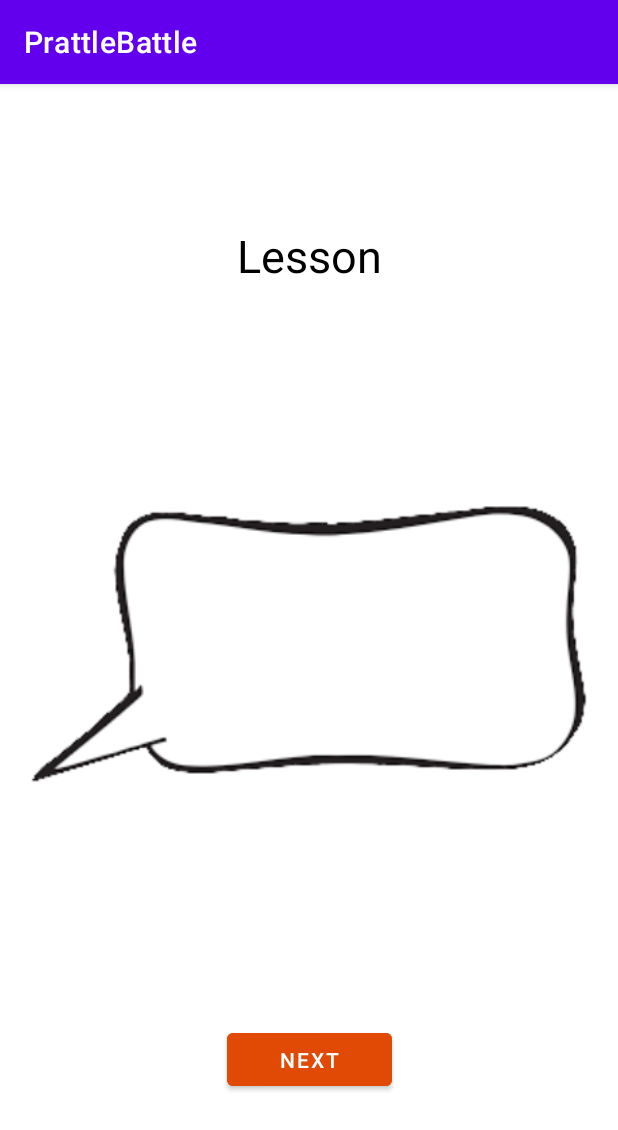
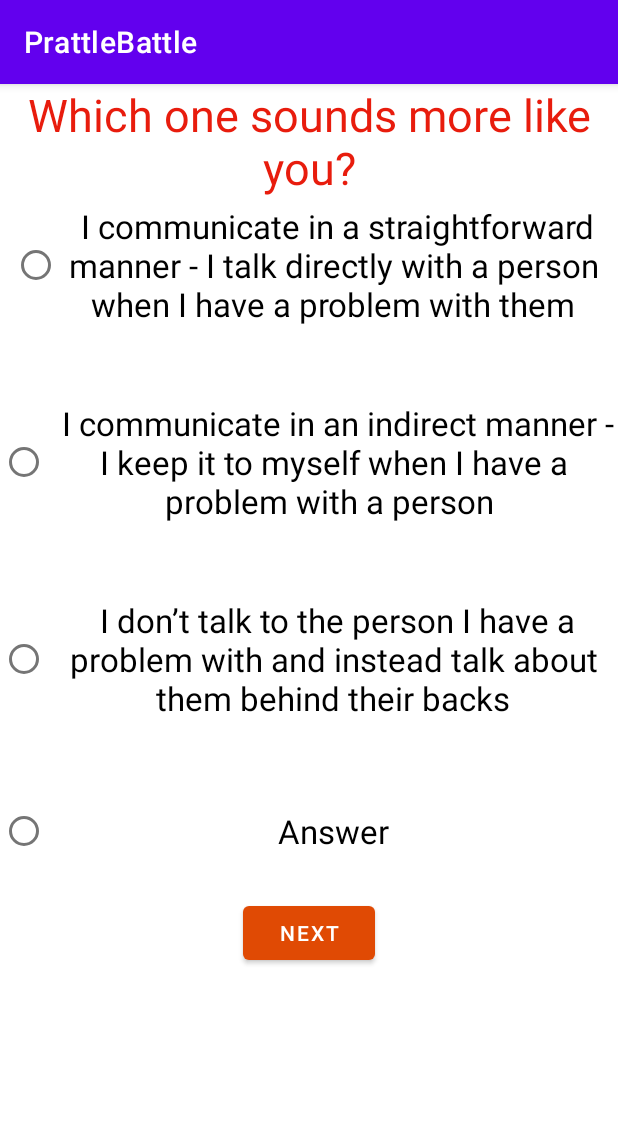
Before and after one commit to TeddyK333/PrattleBattleOfficial, an Android app: the screen it shows after launch (LessonActivity before the commit, QuizActivity after it), on a phone screen of 412 x 824 dp. Shown: the top 1130 px of the screen. Run offline under Robolectric (Android 15) with nearby library versions, the phone set to English and light mode, and no system bars.

Commit message:
button listener for quiz activity

```diff
--- a/app/src/main/java/com/example/prattlebattle/QuizActivity.java
+++ b/app/src/main/java/com/example/prattlebattle/QuizActivity.java
@@ -13,39 +13,49 @@ import java.util.ArrayList;
 public class QuizActivity extends AppCompatActivity {
 
     private ArrayList<Question> quizQuestions = new ArrayList<>();
+    private int currentQuestion = 0;
+    private TextView question;
+    private TextView[] answerViews;
 
     @Override
     protected void onCreate(Bundle savedInstanceState) {
         super.onCreate(savedInstanceState);
         setContentView(R.layout.activity_quiz);
 
+        question = findViewById(R.id.text_view_quiz_question_title);
+        answerViews = new TextView[]{
+                findViewById(R.id.radio_button_quiz_answer_1),
+                findViewById(R.id.radio_button_quiz_answer_2),
+                findViewById(R.id.radio_button_quiz_answer_3),
+        };
+
         init();
     }
 
     private void init() {
         populateQuestions();
-        iterateQuestions();
+        createListener();
+        setQuestion();
     }
 
-    private void iterateQuestions() {
-        int q = 0;
+    private void createListener() {
+        Button nextQustionButton = (Button) findViewById(R.id.button_quiz_next);
+        nextQustionButton.setOnClickListener(view -> {
+            // TODO: check if there is next question, else ...
+            ++currentQuestion;
+            // TODO: save answer
+            // TODO: clear radioButton
+            setQuestion();
 
-        TextView question = findViewById(R.id.text_view_quiz_question_title);
-        TextView[] answerViews = {
-                findViewById(R.id.radio_button_quiz_answer_1),
-                findViewById(R.id.radio_button_quiz_answer_2),
-                findViewById(R.id.radio_button_quiz_answer_3),
-        };
+        });
+    }
 
-        // Setting code
-        question.setText(quizQuestions.get(q).text);
-        for (int i = 0; i < quizQuestions.get(q).answers.length; ++i) {
-            answerViews[i].setText(quizQuestions.get(q).answers[i].text);
+    private void setQuestion() {
+        question.setText(quizQuestions.get(currentQuestion).text);
+        for (int i = 0; i < quizQuestions.get(currentQuestion).answers.length; ++i) {
+            answerViews[i].setText(quizQuestions.get(currentQuestion).answers[i].text);
+            // TODO: check if all layout answers are used, if not hide
         }
-
-        // TODO: Listen for Next button Click
-            // Record users answer
-            // Use same code (setting code) to replace text with next answer
     }
 
     private int calculateQuizScore() {
--- a/app/src/main/res/layout/activity_quiz.xml
+++ b/app/src/main/res/layout/activity_quiz.xml
@@ -94,7 +94,7 @@
         </RadioGroup>
 
         <Button
-            android:id="@+id/Next"
+            android:id="@+id/button_quiz_next"
             android:layout_width="wrap_content"
             android:layout_height="wrap_content"
             android:layout_marginTop="20dp"
```
Also changed, not shown: app/src/main/AndroidManifest.xml (+2 -16 lines).
